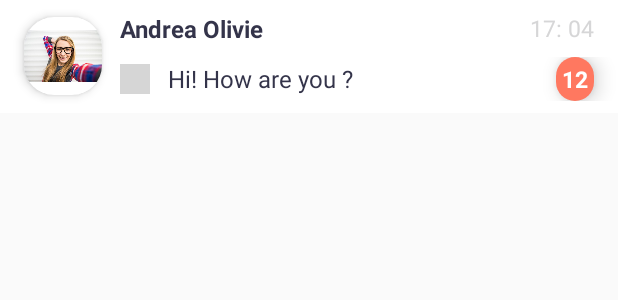
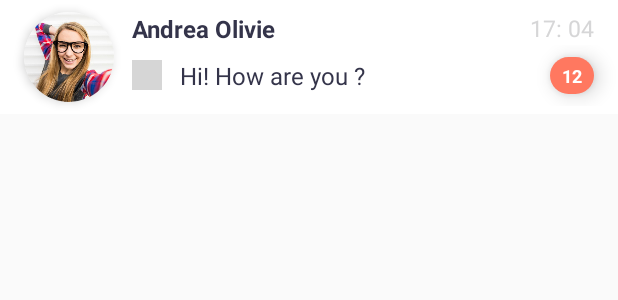
Before and after one commit to MicuAlexandruVlad/FoodBuddy, an Android app: the layout conversation_list_item.xml on its own in the app's theme, with its tools: preview values and no code run, on a phone screen of 412 x 824 dp. Shown: the top 300 px of the screen. Run offline under Robolectric (Android 15) with nearby library versions, the phone set to English and light mode, and no system bars; grey boxes are pictures that could not be loaded.

```diff
--- a/app/src/main/java/com/example/foodbuddy/Conversation.kt
+++ b/app/src/main/java/com/example/foodbuddy/Conversation.kt
@@ -4,6 +4,6 @@ import java.io.Serializable
 
 class Conversation: Serializable {
     var conversationId: String = ""
-    var profilePhotoUrl: String = ""
+    var profilePhotoId: String = ""
     var lastMessage: Message = Message()
 }
--- a/app/src/main/java/com/example/foodbuddy/MessageDAO.kt
+++ b/app/src/main/java/com/example/foodbuddy/MessageDAO.kt
@@ -12,7 +12,7 @@ interface MessageDAO {
     @Query("SELECT * FROM Message")
     fun getAllMessages(): List<Message>
 
-    @Query("SELECT * FROM Message WHERE senderId = :userId ORDER BY id DESC LIMIT 1")
+    @Query("SELECT * FROM Message WHERE conversationId = :userId ORDER BY id DESC LIMIT 1")
     fun getLastMessageFromConversation(userId: String): Message
 
     @Query("SELECT * FROM Message WHERE conversationId = :conversationId ORDER BY id ASC")
--- a/app/src/main/res/layout/conversation_list_item.xml
+++ b/app/src/main/res/layout/conversation_list_item.xml
@@ -8,10 +8,10 @@
         xmlns:app="http://schemas.android.com/apk/res-auto">
 
     <android.support.v7.widget.CardView
-            android:layout_width="52dp"
-            android:layout_height="52dp"
+            android:layout_width="60dp"
+            android:layout_height="60dp"
             app:cardElevation="4dp"
-            app:cardCornerRadius="20dp"
+            app:cardCornerRadius="30dp"
             android:layout_marginTop="8dp"
             android:layout_marginBottom="8dp"
             android:layout_marginStart="16dp"
@@ -25,6 +25,7 @@
                 android:layout_height="match_parent"
                 tools:src="@drawable/selfie_place_holder"
                 android:id="@+id/iv_profile_image"
+                android:scaleType="centerCrop"
         />
 
     </android.support.v7.widget.CardView>
@@ -73,8 +74,8 @@
             android:paddingEnd="16dp"
             android:clipToPadding="false"
             android:layout_toEndOf="@id/cv_profile_image"
-            android:layout_marginTop="8dp"
-            android:layout_marginBottom="8dp"
+            android:paddingTop="8dp"
+            android:paddingBottom="8dp"
             tools:ignore="RtlSymmetry">
 
         <ImageView
@@ -113,12 +114,15 @@
                     android:layout_width="wrap_content"
                     android:layout_height="wrap_content"
                     android:id="@+id/tv_new_messages"
-                    android:textSize="15sp"
+                    android:textSize="12sp"
                     android:textColor="@color/white"
                     android:layout_centerInParent="true"
                     tools:text="12"
                     android:textStyle="bold"
-                    android:padding="4dp"
+                    android:paddingStart="8dp"
+                    android:paddingTop="4dp"
+                    android:paddingBottom="4dp"
+                    android:paddingEnd="8dp"
             />
 
         </RelativeLayout>
```
Also changed, not shown: app/src/main/java/com/example/foodbuddy/ConversationAdapter.kt (+1 -9 lines), app/src/main/java/com/example/foodbuddy/WelcomeActivity.kt (+17 -5 lines).
